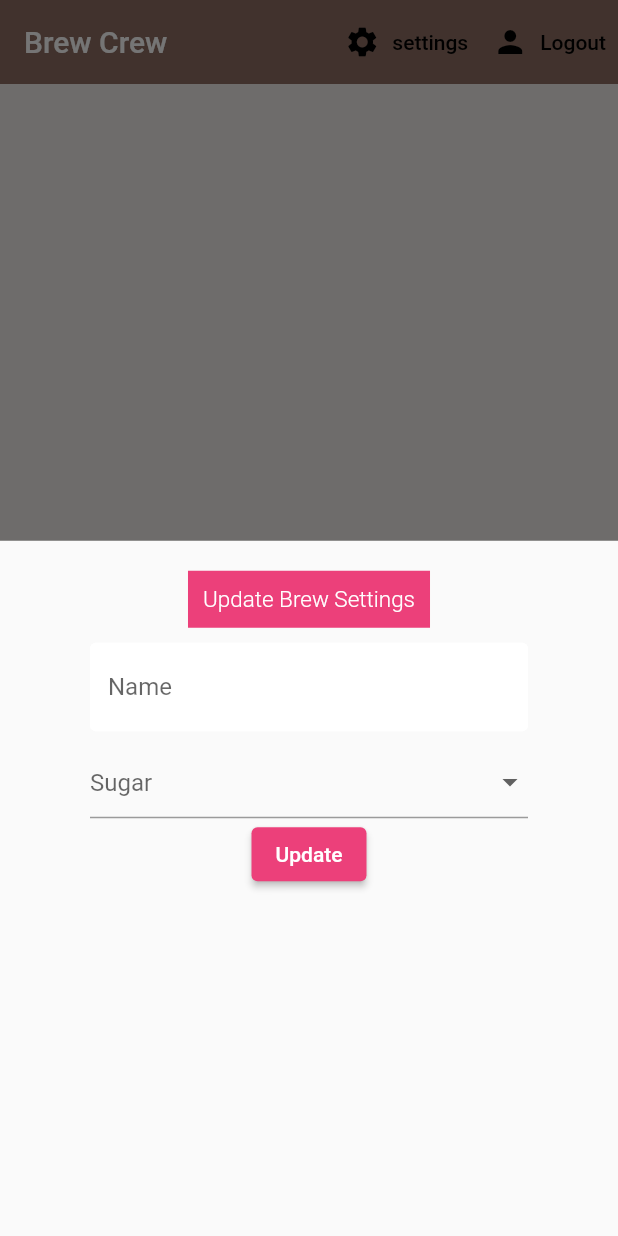
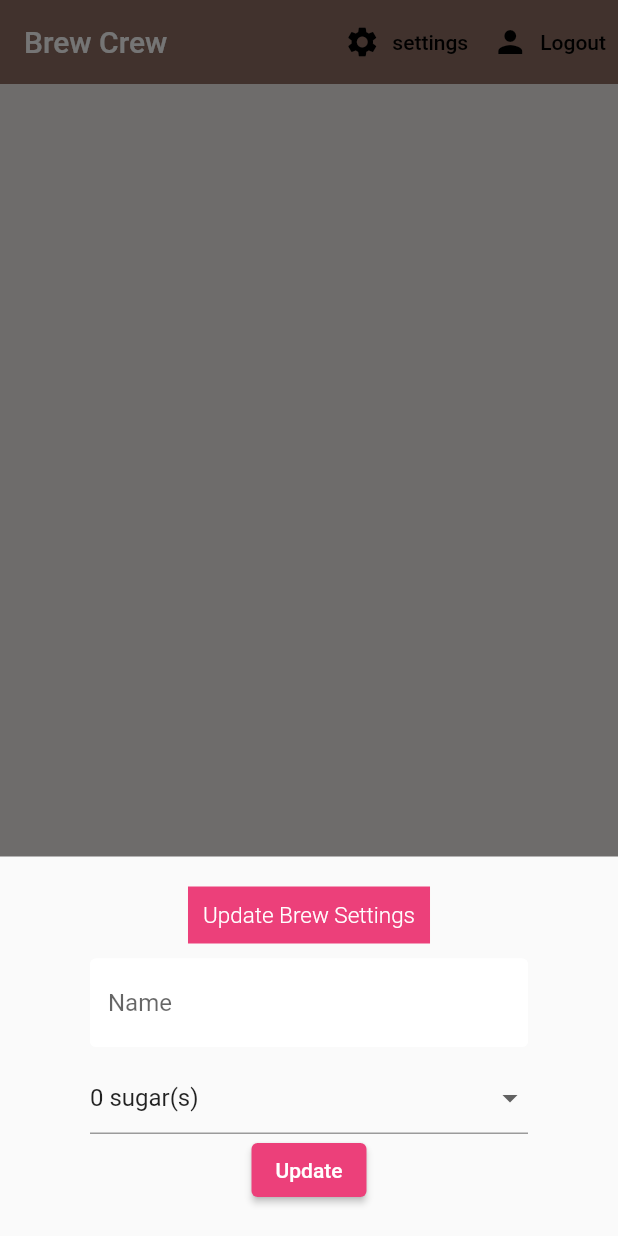
Before and after one commit to rimjhimsinghh/flutter-project, a Flutter app: the screen it shows once a user with an empty profile is signed in, after a tap on "settings", on a phone screen of 412 x 824 dp. Run offline on Flutter 3.47's test engine with Material 2 defaults, Android fonts, the phone set to English and light mode, and no system bars; our stand-ins replace cloud_firestore, firebase_auth, flutter_spinkit; accounts and stored records are empty.

Commit message:
Drop-down V2

```diff
--- a/lib/screens/home/settings_form.dart
+++ b/lib/screens/home/settings_form.dart
@@ -16,7 +16,8 @@ class _SettingsFormState extends State<SettingsForm> {
   int _currentStrength;
   @override
   Widget build(BuildContext context) {
-    return Form(
+    return SingleChildScrollView(
+      child: Form(
         key: _formKey,
         child: Column(
           children: [
@@ -42,27 +43,22 @@ class _SettingsFormState extends State<SettingsForm> {
             ),
             //dropdown
             DropdownButtonFormField(
-            hint: Text('Sugar'),
-            value: _currentSugars,
-            isDense: true,
-            onChanged: (newValue) {
-              setState(() {
-                _currentSugars = newValue;
-              });
-              print(_currentSugars);
-            },
-            items: sugars.map((String sugar) {
-              return DropdownMenuItem<String>(
+              value: _currentSugars ?? '0',
+              items: sugars.map((sugar) {
+                return DropdownMenuItem(
                   value: sugar,
-                child: Text('$sugar sugars'),
+                  child: Text('$sugar sugar(s)'),
                 );
               }).toList(),
-          ), //list of dropdown menu items widgets
+              onChanged: (val) => setState(() => _currentSugars = val),
+            ),
+            //list of dropdown menu items widgets
             //slider
             //Button
             ElevatedButton(
                 style: ButtonStyle(
-                  backgroundColor: MaterialStateProperty.all(Colors.pink[400])),
+                    backgroundColor:
+                        MaterialStateProperty.all(Colors.pink[400])),
                 onPressed: () async {
                   print(_currentName);
                   print(_currentSugars);
@@ -74,6 +70,7 @@ class _SettingsFormState extends State<SettingsForm> {
                 ))
           ],
         ),
+      ),
     );
   }
 }
```
Lines whose indentation alone changed are shown as unchanged.
